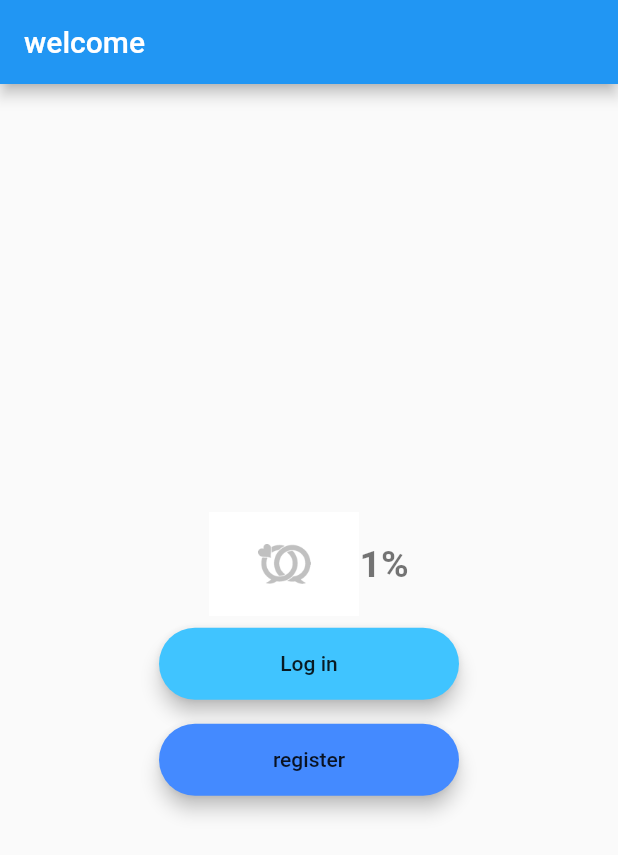
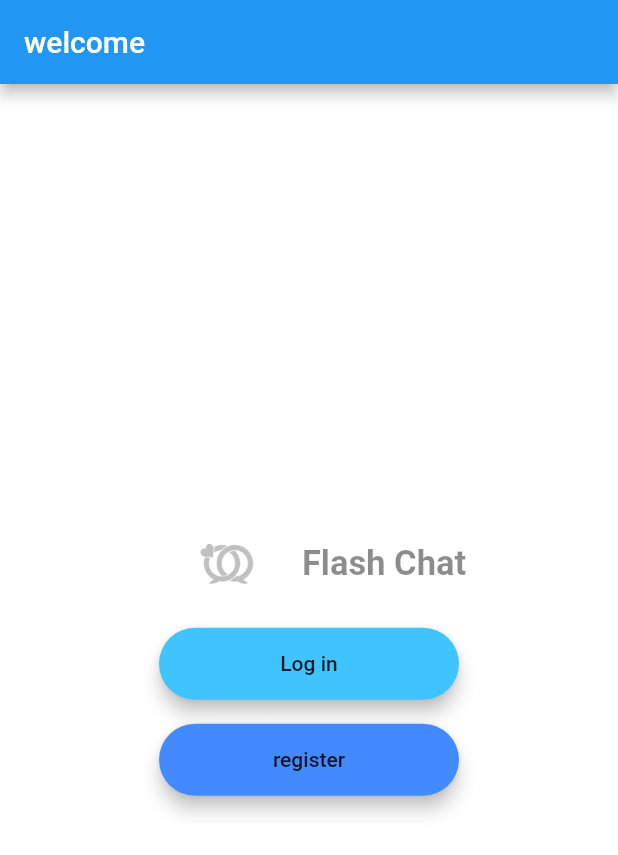
Before and after one commit to amanyGh/flash_chat, a Flutter app: the screen it shows after launch, on a phone screen of 412 x 824 dp. Shown: the top 855 px of the screen. Run offline on Flutter 3.47's test engine with Material 2 defaults, Android fonts, the phone set to English and light mode, and no system bars; our stand-ins replace animated_text_kit.

Commit message:
complete the animation

```diff
--- a/lib/screens/welcome_screen.dart
+++ b/lib/screens/welcome_screen.dart
@@ -1,6 +1,6 @@
 import 'package:flash_chat/screens/login_screen.dart';
 import 'package:flash_chat/screens/registration_screen.dart';
-import 'package:flash_chat/widgets/welcome_containers.dart';
+import 'package:animated_text_kit/animated_text_kit.dart';
 import 'package:flutter/cupertino.dart';
 import 'package:flutter/material.dart';
 
@@ -17,14 +17,27 @@ class _WelcomeScreenState extends State<WelcomeScreen> with SingleTickerProvider
   void initState() {
     super.initState();
     controller=AnimationController(
-      duration: Duration(seconds: 1),
+      duration: Duration(seconds: 4),
       vsync: this,
     );
-    animation=CurvedAnimation(
-      parent: controller,
-      curve: Curves.easeInCirc
-    );
+    // animation=CurvedAnimation(
+    //   parent: controller,
+    //   curve: Curves.easeIn
+    // );
+    animation=ColorTween(
+      begin: Colors.blueGrey,
+      end: Colors.white).animate(controller);
     controller.forward();
+    // controller.reverse(from: 1.0);
+    // controller.forward();
+    // animation.addStatusListener((status) {
+    //   if(status==AnimationStatus.completed){
+    //    controller.reverse(from: 1.0);
+    //   }else if(status==AnimationStatus.dismissed){
+    // controller.forward();
+
+    //   }
+    // });
     controller.addListener(() {
       setState(() {
 
@@ -35,9 +48,13 @@ class _WelcomeScreenState extends State<WelcomeScreen> with SingleTickerProvider
   }
 
   @override
+  void dispose() {
+    controller.dispose();
+    super.dispose();
+  }
   Widget build(BuildContext context) {
     return Scaffold(
-      // backgroundColor: Colors.cyan.withOpacity(controller.value),
+      backgroundColor: animation.value,
       appBar: AppBar(
         title: (Text('welcome')),
       ),
@@ -50,14 +67,18 @@ class _WelcomeScreenState extends State<WelcomeScreen> with SingleTickerProvider
               children: [
                 Hero(tag:'logo',
                 child: Image.asset('assets/images/activeOnLightCopy@3x.png',
-                width: animation.value*100,)),
-                Text(
-                  '${controller.value.toInt()}%',
-                  style: TextStyle(
-                      color: Colors.black54,
-                      fontWeight: FontWeight.bold,
-                      fontSize: 25),
-                ),
+                width: 100,)),
+                TypewriterAnimatedTextKit(
+                  text: [
+                    'Flash Chat'
+                  ],
+                  textStyle: TextStyle(
+                    fontSize: 23,
+                    fontWeight: FontWeight.bold,
+                    color: Colors.black45
+                    ),
+
+            ),
               ],
             ),
 
--- a/pubspec.yaml
+++ b/pubspec.yaml
@@ -23,6 +23,8 @@ environment:
 dependencies:
   flutter:
     sdk: flutter
+
+  animated_text_kit: ^2.5.0
 
 
   # The following adds the Cupertino Icons font to your application.
```
Also changed, not shown: pubspec.lock.
